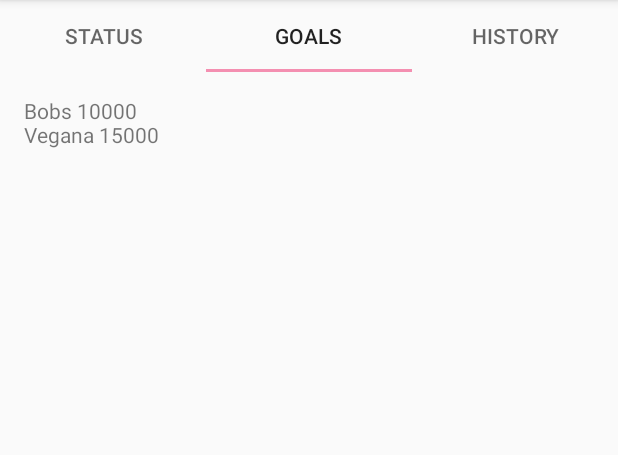
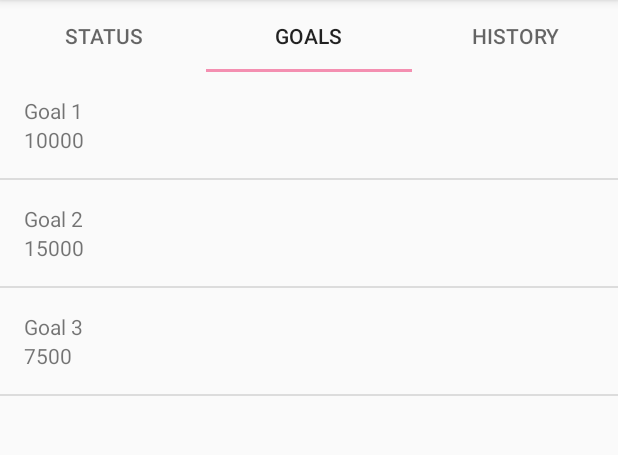
Before and after one commit to tiggerdine-uni/keep-fit, an Android app: the screen it shows after launch (MainActivity), tab 2 chosen, on a phone screen of 412 x 824 dp, the part 84-539 px from its top. Run offline under Robolectric (Android 15) with nearby library versions, the phone set to English and light mode, and no system bars; our stand-ins replace Room's generated code; libraries missing offline, so code that uses them is left out: com.pnikosis.materialishprogress; 3 statements that could not run were skipped.

Commit message:
add ListView, etc.

```diff
--- /dev/null
+++ b/app/src/main/java/com/example/keepfit/GoalAdapter.java
@@ -0,0 +1,38 @@
+package com.example.keepfit;
+
+import android.content.Context;
+import android.view.LayoutInflater;
+import android.view.View;
+import android.view.ViewGroup;
+import android.widget.ArrayAdapter;
+import android.widget.TextView;
+
+import com.example.keepfit.db.entity.Goal;
+
+import java.util.List;
+
+public class GoalAdapter extends ArrayAdapter<Goal> {
+
+    public GoalAdapter(Context context, List<Goal> goals) {
+        super(context, 0, goals);
+    }
+
+    @Override
+    public View getView(int position, View convertView, ViewGroup parent) {
+        View listItemView = convertView;
+        if (listItemView == null) {
+            listItemView = LayoutInflater.from(getContext()).inflate(
+                    R.layout.goal, parent, false);
+        }
+
+        Goal currentGoal = getItem(position);
+
+        TextView goalName = listItemView.findViewById(R.id.goal_name);
+        goalName.setText(currentGoal.name);
+
+        TextView goalSteps = listItemView.findViewById(R.id.goal_steps);
+        goalSteps.setText("" + currentGoal.steps);
+
+        return listItemView;
+    }
+}
--- a/app/src/main/java/com/example/keepfit/GoalsFragment.java
+++ b/app/src/main/java/com/example/keepfit/GoalsFragment.java
@@ -4,11 +4,13 @@ import android.os.Bundle;
 import android.view.LayoutInflater;
 import android.view.View;
 import android.view.ViewGroup;
+import android.widget.ListView;
 import android.widget.TextView;
 
 import com.example.keepfit.db.AppDatabase;
 import com.example.keepfit.db.entity.Goal;
 
+import java.util.ArrayList;
 import java.util.List;
 
 import androidx.fragment.app.Fragment;
@@ -17,21 +19,20 @@ public class GoalsFragment extends Fragment {
 
     @Override
     public View onCreateView(LayoutInflater inflater, ViewGroup container, Bundle savedInstanceState) {
-        View view = inflater.inflate(R.layout.fragment_goals, container, false);
+        View rootView = inflater.inflate(R.layout.goal_list, container, false);
         AppDatabase db = AppDatabase.getAppDatabase(getContext());
         populate(db);
         List<Goal> goals = db.goalDao().loadAllGoals();
-        String s = "";
-        for (Goal goal : goals) {
-            s += goal.name + " " + goal.steps + "\n";
-        }
-        TextView tv = view.findViewById(R.id.tv);
-        tv.setText(s);
-        return view;
+        GoalAdapter adapter = new GoalAdapter(getActivity(), goals);
+        ListView listView = (ListView) rootView.findViewById(R.id.list);
+        listView.setAdapter(adapter);
+        return rootView;
     }
 
     private void populate(AppDatabase db) {
-        db.goalDao().insert(new Goal("Bobs", 10000));
-        db.goalDao().insert(new Goal("Vegana", 15000));
+        db.goalDao().nuke();
+        db.goalDao().insert(new Goal("Goal 1", 10000));
+        db.goalDao().insert(new Goal("Goal 2", 15000));
+        db.goalDao().insert(new Goal("Goal 3", 7500));
     }
 }
--- a/app/src/main/java/com/example/keepfit/db/dao/GoalDao.java
+++ b/app/src/main/java/com/example/keepfit/db/dao/GoalDao.java
@@ -26,4 +26,7 @@ public interface GoalDao {
 
     @Delete
     void delete(Goal goal);
+
+    @Query("DELETE FROM goal")
+    void nuke();
 }
--- /dev/null
+++ b/app/src/main/res/layout/goal.xml
@@ -0,0 +1,28 @@
+<?xml version="1.0" encoding="utf-8"?>
+<RelativeLayout xmlns:android="http://schemas.android.com/apk/res/android"
+    xmlns:tools="http://schemas.android.com/tools"
+    android:layout_width="match_parent"
+    android:layout_height="wrap_content"
+    android:padding="16dp">
+
+    <TextView
+        android:id="@+id/goal_name"
+        android:layout_width="wrap_content"
+        android:layout_height="wrap_content"
+        tools:text="My Goal" />
+
+    <TextView
+        android:id="@+id/goal_steps"
+        android:layout_width="wrap_content"
+        android:layout_height="wrap_content"
+        tools:text="10000"
+        android:layout_below="@id/goal_name" />
+
+    <TextView
+        android:layout_width="wrap_content"
+        android:layout_height="wrap_content"
+        android:layout_alignParentRight="true"
+        android:layout_centerVertical="true"
+        tools:text="Active" />
+
+</RelativeLayout>
--- /dev/null
+++ b/app/src/main/res/layout/goal_list.xml
@@ -0,0 +1,7 @@
+<?xml version="1.0" encoding="utf-8"?>
+<ListView xmlns:android="http://schemas.android.com/apk/res/android"
+    android:id="@+id/list"
+    android:layout_width="match_parent"
+    android:layout_height="match_parent"
+    android:drawSelectorOnTop="true"
+    android:orientation="vertical" />
```
